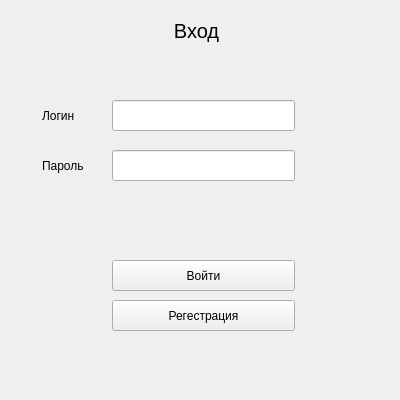
This is qt_ui/login.ui in koalmsk/flowerProject as Qt 5 draws it before an edit. The edited form follows.
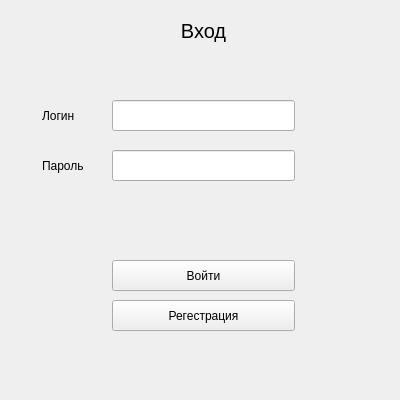
This is the edited form.

```diff
--- a/qt_ui/login.ui
+++ b/qt_ui/login.ui
@@ -117,7 +117,7 @@
     <rect>
      <x>14</x>
      <y>10</y>
-     <width>365</width>
+     <width>379</width>
      <height>41</height>
     </rect>
    </property>
```
